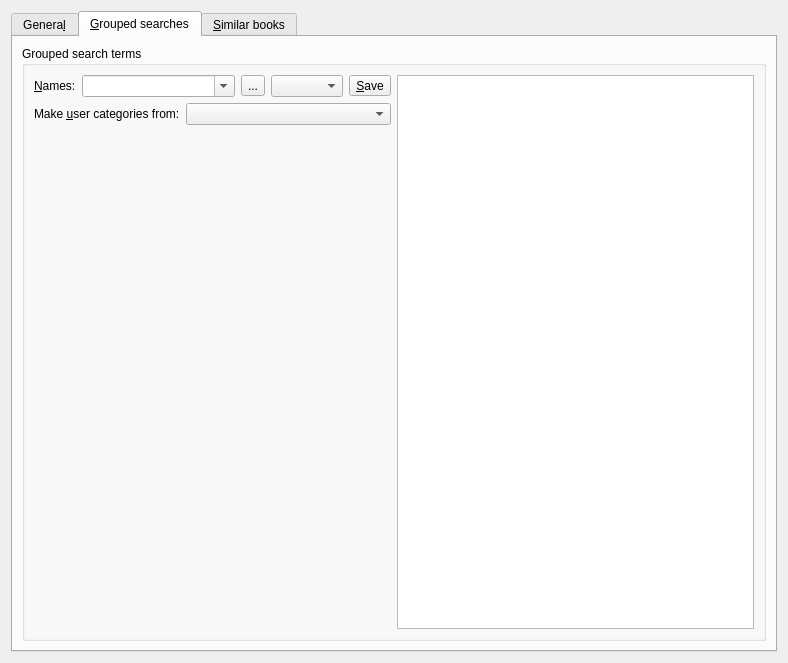
debian-calibre/calibre, file src/calibre/gui2/preferences/search.ui: the form before one commit.
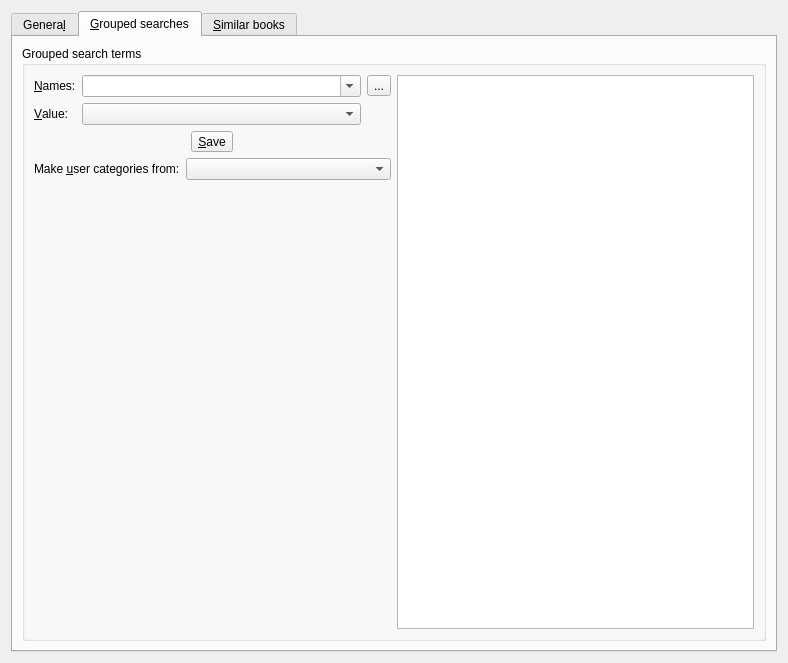
The form after the commit. The open tabs and pages were chosen to show the change. Icons and pictures are not drawn. Custom widgets are drawn as their Qt base class.

```diff
--- a/src/calibre/gui2/preferences/search.ui
+++ b/src/calibre/gui2/preferences/search.ui
@@ -154,8 +154,8 @@
          </property>
          <layout class="QGridLayout" name="gridLayout_3">
           <item row="0" column="0">
-           <layout class="QHBoxLayout" name="l12">
-            <item>
+           <layout class="QGridLayout" name="l12">
+            <item row="0" column="0">
              <widget class="QLabel" name="la10">
               <property name="text">
                <string>&amp;Names:</string>
@@ -165,7 +165,7 @@
               </property>
              </widget>
             </item>
-            <item>
+            <item  row="0" column="1">
              <widget class="QComboBox" name="gst_names">
               <property name="sizePolicy">
                <sizepolicy hsizetype="Expanding" vsizetype="Fixed">
@@ -188,7 +188,7 @@
               </property>
              </widget>
             </item>
-            <item>
+            <item row="0" column="2">
              <widget class="QToolButton" name="gst_delete_button">
               <property name="toolTip">
                <string>Delete the current search term</string>
@@ -202,9 +202,26 @@
               </property>
              </widget>
             </item>
-            <item>
-             <widget class="EditWithComplete" name="gst_value"/>
+            <item row="1" column="0">
+             <widget class="QLabel" name="la112">
+              <property name="text">
+               <string>&amp;Value:</string>
+              </property>
+              <property name="buddy">
+               <cstring>gst_value</cstring>
+              </property>
+             </widget>
             </item>
+            <item  row="1" column="1">
+             <widget class="EditWithComplete" name="gst_value">
+              <property name="toolTip">
+               <string>Enter a comma-separated list of lookup names of the columns
+to include in the grouped search term</string>
+              </property>
+             </widget>
+            </item>
+            <item row="2" column="0" colspan="3">
+             <layout class="QHBoxLayout">
             <item>
              <widget class="QToolButton" name="gst_save_button">
               <property name="toolTip">
@@ -219,6 +236,8 @@
             </item>
            </layout>
           </item>
+           </layout>
+          </item>
           <item row="0" column="1" rowspan="3">
            <widget class="QTextBrowser" name="gst_explanation">
             <property name="sizePolicy">
@@ -230,7 +249,7 @@
            </widget>
           </item>
           <item row="1" column="0">
-           <layout class="QHBoxLayout">
+           <layout class="QHBoxLayout" name="user_category_layout">
             <item>
              <widget class="QLabel" name="l11">
               <property name="text">
```
Lines whose indentation alone changed are shown as unchanged.
